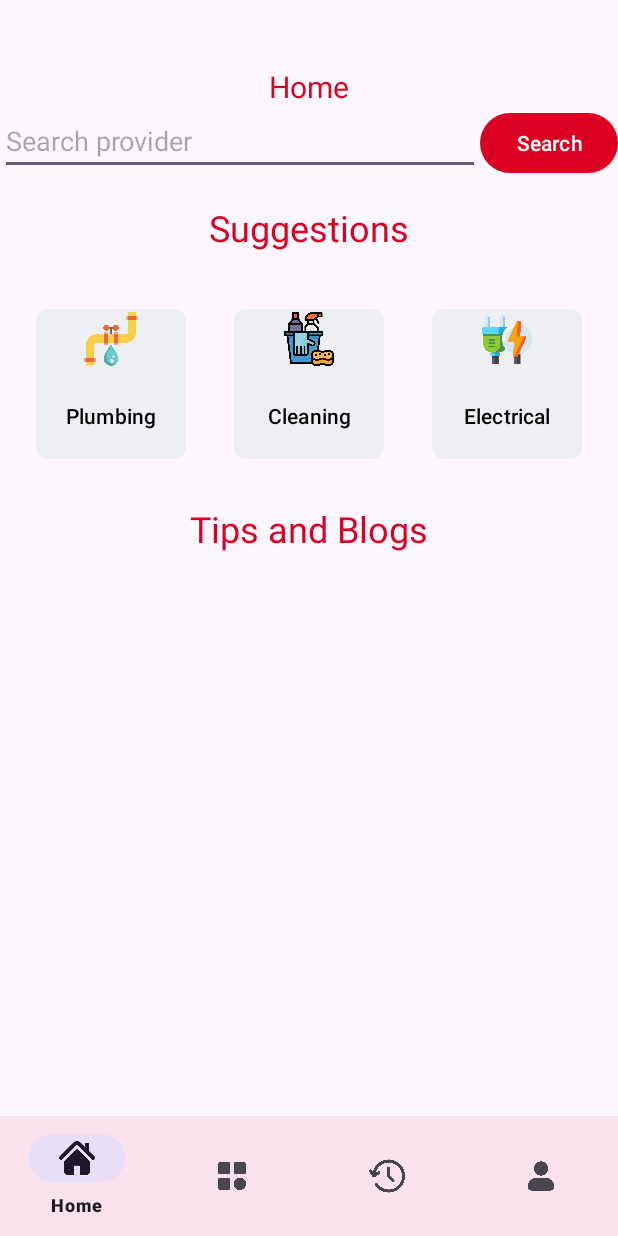
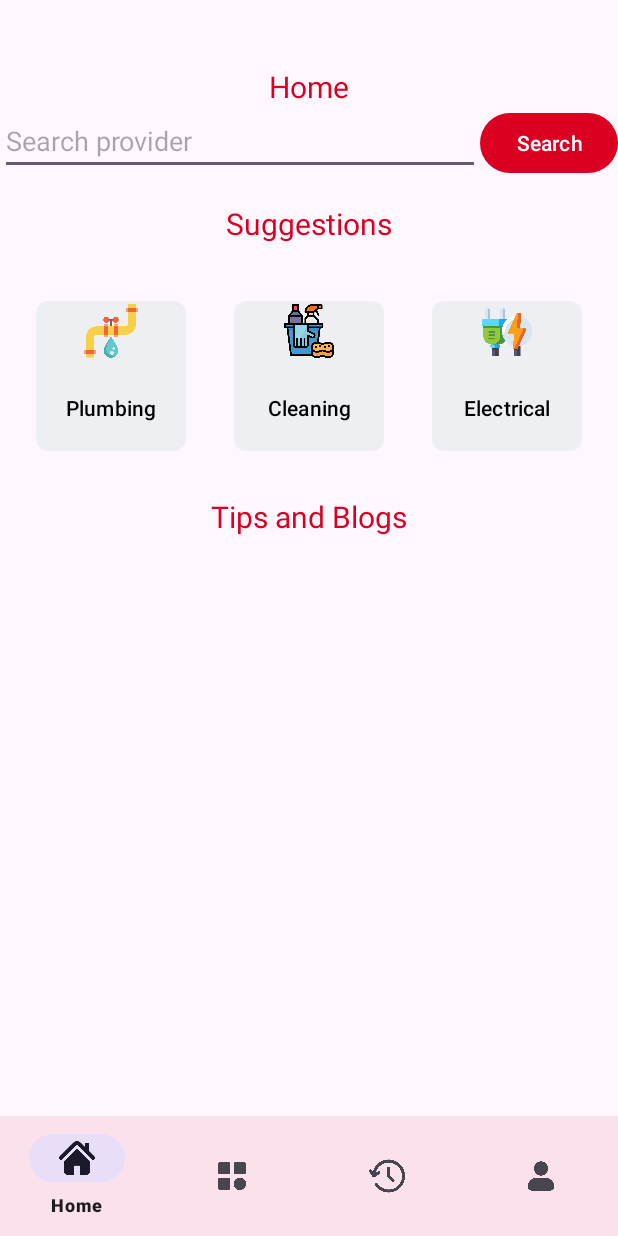
Before and after one commit to atiqurx/service-request-system, an Android app: the HomeFragment screen opened directly, with no data from a screen before it, on a phone screen of 412 x 824 dp. Run offline under Robolectric (Android 15) with nearby library versions, the phone set to English and light mode, and no system bars; our stand-ins replace Firebase (no records; nobody signed in at launch, a user with empty details on screens opened directly), navigation-ui.

```diff
--- a/app/src/main/res/layout/fragment_home.xml
+++ b/app/src/main/res/layout/fragment_home.xml
@@ -64,7 +64,7 @@
                 android:layout_height="wrap_content"
                 android:text="Suggestions"
                 android:gravity="center"
-                android:textSize="24sp"
+                android:textSize="20sp"
                 android:textColor="@color/red"
                 android:layout_marginTop="16dp"
                 android:layout_marginBottom="16dp"/>
--- a/app/src/main/res/layout/fragment_profile.xml
+++ b/app/src/main/res/layout/fragment_profile.xml
@@ -42,6 +42,7 @@
         android:layout_height="wrap_content"
         android:layout_marginTop="8dp"
         android:textSize="16sp"
+        android:textStyle="bold"
         android:gravity="center"
         android:text="Name"
         app:layout_constraintTop_toBottomOf="@id/text_profile"
--- a/app/src/main/res/layout/fragment_tips_blogs.xml
+++ b/app/src/main/res/layout/fragment_tips_blogs.xml
@@ -11,7 +11,7 @@
         android:layout_width="match_parent"
         android:layout_height="wrap_content"
         android:text="@string/title_tips_blogs"
-        android:textSize="24sp"
+        android:textSize="20sp"
         android:gravity="center"
         android:textColor="@color/red"
         android:layout_marginBottom="12dp"/>
```
Also changed, not shown: app/src/main/java/com/example/srs/RequestConfirmation.java (+19 -0 lines), app/src/main/res/layout/activity_request_confirmation.xml (+20 -6 lines), app/src/main/res/drawable/confirmation_img.png (added).
